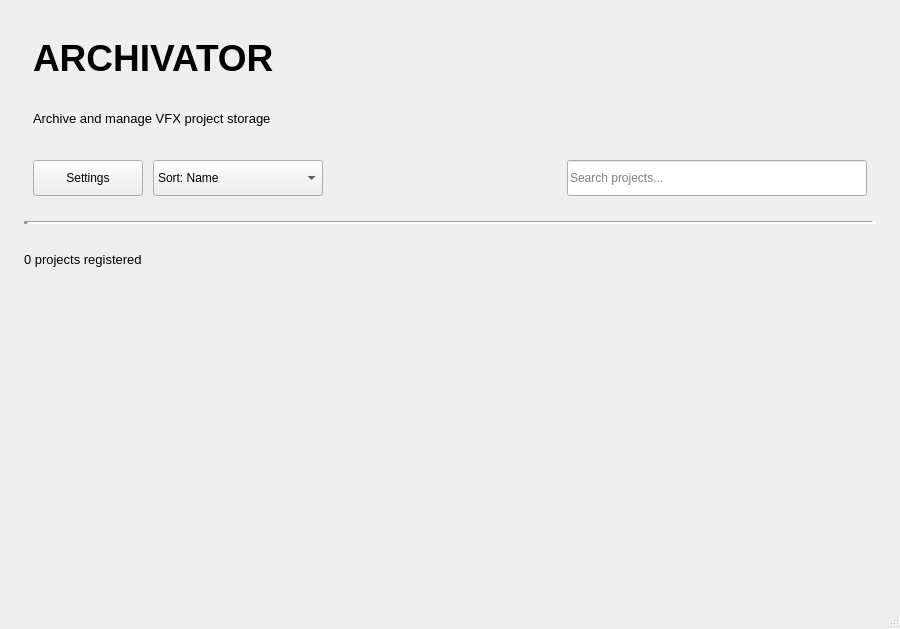
First picture: the form in python/ui/view/interface.ui, repository ClaireBenes/Archivator, before the edit.
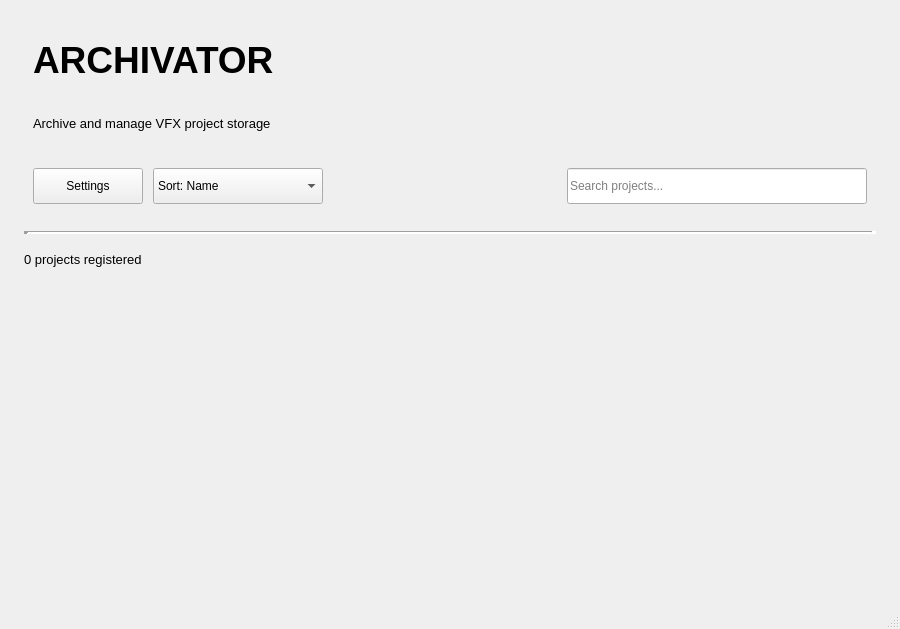
Second picture: the form after the edit.

```diff
--- a/python/ui/view/interface.ui
+++ b/python/ui/view/interface.ui
@@ -192,7 +192,7 @@
         <number>0</number>
        </property>
        <property name="topMargin">
-        <number>10</number>
+        <number>0</number>
        </property>
        <property name="rightMargin">
         <number>0</number>
```
